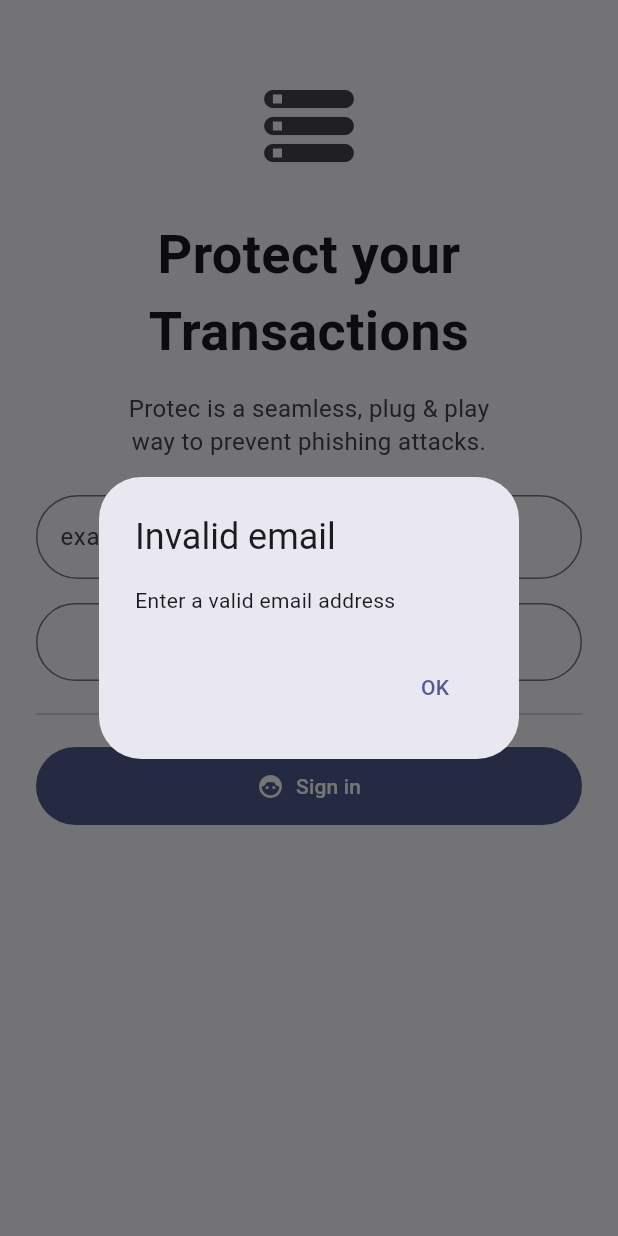
After one commit to pripatelUK/protec, a Flutter app: the AuthScreen screen opened directly, after a tap on "Create account", on a phone screen of 412 x 824 dp. The commit adds this screen. Run offline on Flutter 3.47's test engine with Material 3 defaults, Android fonts, the phone set to English and light mode, and no system bars; our stand-ins replace shared_preferences; missing offline and left inert: mobile_scanner, passkeys; accounts and stored records are empty.

Commit message:
add auth screen

```diff
--- /dev/null
+++ b/mobile_app/lib/screens/auth_screen.dart
@@ -0,0 +1,312 @@
+import 'dart:convert';
+import 'dart:io' show Platform;
+import 'package:flutter/material.dart';
+import 'package:http/http.dart' as http;
+import 'package:passkeys/authenticator.dart';
+import 'package:passkeys/types.dart';
+import 'package:shared_preferences/shared_preferences.dart';
+
+class AuthScreen extends StatefulWidget {
+  const AuthScreen({super.key});
+
+  @override
+  State<AuthScreen> createState() => _AuthScreenState();
+}
+
+class _AuthScreenState extends State<AuthScreen> {
+  final TextEditingController _emailController = TextEditingController();
+  final PasskeyAuthenticator _auth = PasskeyAuthenticator(debugMode: true);
+
+  static const _prefsEmailKey = 'user_email';
+  static const _prefsSessionIdKey = 'session_id';
+  static const _prefsRpcEndpointKey = 'rpc_endpoint';
+
+  bool _busy = false;
+
+  String get _apiBaseHost => (Platform.isAndroid ? '127.0.0.1' : '127.0.0.1');
+  Uri _api(String path) => Uri.parse('http://$_apiBaseHost:3000$path');
+
+  @override
+  void initState() {
+    super.initState();
+    _loadEmail();
+  }
+
+  Future<void> _loadEmail() async {
+    final prefs = await SharedPreferences.getInstance();
+    final saved = prefs.getString(_prefsEmailKey);
+    if (saved != null && saved.isNotEmpty) {
+      _emailController.text = saved;
+    }
+  }
+
+  bool _isValidEmail(String s) {
+    return RegExp(r'^[^@\s]+@[^@\s]+\.[^@\s]+$').hasMatch(s);
+  }
+
+  Future<void> _storeEmail(String email) async {
+    final prefs = await SharedPreferences.getInstance();
+    await prefs.setString(_prefsEmailKey, email);
+  }
+
+  Future<void> _persistSession(String sessionId, String rpcEndpoint) async {
+    final prefs = await SharedPreferences.getInstance();
+    await prefs.setString(_prefsSessionIdKey, sessionId);
+    await prefs.setString(_prefsRpcEndpointKey, rpcEndpoint);
+  }
+
+  Future<bool> _resumeWithToken(String assertionToken) async {
+    try {
+      final res = await http
+          .post(
+            _api('/api/sessions/resume'),
+            headers: {'Content-Type': 'application/json'},
+            body: jsonEncode({'assertion_token': assertionToken}),
+          )
+          .timeout(const Duration(seconds: 10));
+      if (res.statusCode != 200) return false;
+      final j = jsonDecode(res.body) as Map<String, dynamic>;
+      if (j['ok'] == true) {
+        await _persistSession(j['session_id'] as String, j['rpc_endpoint'] as String);
+        return true;
+      }
+      return false;
+    } catch (_) {
+      return false;
+    }
+  }
+
+  Future<void> _register() async {
+    final email = _emailController.text.trim().toLowerCase();
+    if (!_isValidEmail(email)) {
+      await _alert('Invalid email', 'Enter a valid email address');
+      return;
+    }
+    setState(() => _busy = true);
+    try {
+      final startRes = await http
+          .post(
+            _api('/api/passkeys/register/start'),
+            headers: {'Content-Type': 'application/json'},
+            body: jsonEncode({'email': email, 'display_name': email}),
+          )
+          .timeout(const Duration(seconds: 10));
+      if (startRes.statusCode != 200) {
+        await _alert('Error', 'Register/start failed (${startRes.statusCode})');
+        return;
+      }
+      final options = jsonDecode(startRes.body) as Map<String, dynamic>;
+      final pk = (options['publicKey'] as Map<String, dynamic>?) ?? options;
+      final rp = pk['rp'] as Map<String, dynamic>?;
+      final challenge = pk['challenge'] as String;
+
+      final userId = base64Url.encode(utf8.encode(email));
+      final req = RegisterRequestType(
+        challenge: challenge,
+        relyingParty: RelyingPartyType(
+          name: (rp?['name'] as String?) ?? 'Protec',
+          id: (rp?['id'] as String?) ?? _apiBaseHost,
+        ),
+        user: UserType(
+          displayName: email,
+          name: email,
+          id: userId,
+        ),
+        excludeCredentials: const [],
+        pubKeyCredParams: null,
+        timeout: 60000,
+        attestation: 'none',
+      );
+
+      final reg = await _auth.register(req);
+
+      final finishRes = await http
+          .post(
+            _api('/api/passkeys/register/finish'),
+            headers: {'Content-Type': 'application/json'},
+            body: jsonEncode({
+              'email': email,
+              'id': reg.id,
+              'rawId': reg.rawId,
+              'type': 'public-key',
+              'response': {
+                'attestationObject': reg.attestationObject,
+                'clientDataJSON': reg.clientDataJSON,
+              }
+            }),
+          )
+          .timeout(const Duration(seconds: 10));
+      if (finishRes.statusCode == 200) {
+        await _storeEmail(email);
+        await _alert('Account created', 'Passkey registered');
+      } else {
+        await _alert('Error', 'Register/finish failed (${finishRes.statusCode})');
+      }
+    } catch (e) {
+      await _alert('Passkey error', '$e');
+    } finally {
+      if (mounted) setState(() => _busy = false);
+    }
+  }
+
+  Future<void> _signIn() async {
+    setState(() => _busy = true);
+    try {
+      final startRes = await http
+          .post(
+            _api('/api/passkeys/assert/start'),
+            headers: {'Content-Type': 'application/json'},
+            body: jsonEncode({}),
+          )
+          .timeout(const Duration(seconds: 10));
+      if (startRes.statusCode != 200) {
+        await _alert('Error', 'Assert/start failed (${startRes.statusCode})');
+        return;
+      }
+      final requestOptions = jsonDecode(startRes.body) as Map<String, dynamic>;
+      final pk = (requestOptions['publicKey'] as Map<String, dynamic>?) ?? requestOptions;
+      final rpId = pk['rpId'] as String;
+      final challenge = pk['challenge'] as String;
+      final allow = (pk['allowCredentials'] as List<dynamic>? ?? [])
+          .map((e) => e as Map<String, dynamic>)
+          .map((m) => CredentialType(type: 'public-key', id: m['id'] as String, transports: const []))
+          .toList();
+
+      final authReq = AuthenticateRequestType(
+        relyingPartyId: rpId,
+        challenge: challenge,
+        mediation: MediationType.Required,
+        preferImmediatelyAvailableCredentials: false,
+        timeout: 60000,
+        userVerification: 'required',
+        allowCredentials: allow.isEmpty ? null : allow,
+      );
+
+      final assertion = await _auth.authenticate(authReq);
+
+      final finishRes = await http
+          .post(
+            _api('/api/passkeys/assert/finish'),
+            headers: {'Content-Type': 'application/json'},
+            body: jsonEncode({
+              'id': assertion.id,
+              'rawId': assertion.rawId,
+              'type': 'public-key',
+              'response': {
+                'authenticatorData': assertion.authenticatorData,
+                'clientDataJSON': assertion.clientDataJSON,
+                'signature': assertion.signature,
+                'userHandle': assertion.userHandle,
+              }
+            }),
+          )
+          .timeout(const Duration(seconds: 10));
+      if (finishRes.statusCode != 200) {
+        await _alert('Error', 'Assert/finish failed (${finishRes.statusCode})');
+        return;
+      }
+      final j = jsonDecode(finishRes.body) as Map<String, dynamic>;
+      final token = j['assertion_token'] as String?;
+      if (token == null) {
+        await _alert('Error', 'No token returned');
+        return;
+      }
+      final ok = await _resumeWithToken(token);
+      if (!ok) {
+        await _alert('Resume failed', 'Could not establish a session');
+        return;
+      }
+      if (!mounted) return;
+      Navigator.of(context).pushReplacementNamed('/pair');
+    } catch (e) {
+      await _alert('Passkey error', '$e');
+    } finally {
+      if (mounted) setState(() => _busy = false);
+    }
+  }
+
+  Future<void> _alert(String title, String message) async {
+    if (!mounted) return;
+    await showDialog<void>(
+      context: context,
+      builder: (context) => AlertDialog(
+        title: Text(title),
+        content: Text(message),
+        actions: [TextButton(onPressed: () => Navigator.of(context).pop(), child: const Text('OK'))],
+      ),
+    );
+  }
+
+  @override
+  Widget build(BuildContext context) {
+    final theme = Theme.of(context);
+    return Scaffold(
+      body: SafeArea(
+        child: Padding(
+          padding: const EdgeInsets.symmetric(horizontal: 24, vertical: 16),
+          child: Column(
+            crossAxisAlignment: CrossAxisAlignment.center,
+            children: [
+              const SizedBox(height: 32),
+              Icon(Icons.storage_rounded, size: 72, color: theme.colorScheme.onSurfaceVariant),
+              const SizedBox(height: 24),
+              const Text(
+                'Protect your\nTransactions',
+                textAlign: TextAlign.center,
+                style: TextStyle(fontSize: 36, fontWeight: FontWeight.w700),
+              ),
+              const SizedBox(height: 16),
+              Text(
+                'Protec is a seamless, plug & play\nway to prevent phishing attacks.',
+                textAlign: TextAlign.center,
+                style: TextStyle(
+                  fontSize: 16,
+                  color: theme.colorScheme.onSurfaceVariant,
+                  height: 1.35,
+                ),
+              ),
+              const SizedBox(height: 24),
+              TextField(
+                controller: _emailController,
+                keyboardType: TextInputType.emailAddress,
+                autofillHints: const [AutofillHints.email],
+                decoration: const InputDecoration(
+                  hintText: 'example@ithaca.xyz',
+                  border: OutlineInputBorder(borderRadius: BorderRadius.all(Radius.circular(28))),
+                ),
+              ),
+              const SizedBox(height: 16),
+              SizedBox(
+                width: double.infinity,
+                child: OutlinedButton(
+                  onPressed: _busy ? null : _register,
+                  style: OutlinedButton.styleFrom(padding: const EdgeInsets.symmetric(vertical: 16)),
+                  child: Text(_busy ? 'Please wait…' : 'Create account'),
+                ),
+              ),
+              Padding(
+                padding: const EdgeInsets.symmetric(vertical: 12),
+                child: Row(
+                  children: const [
+                    Expanded(child: Divider()),
+                    Padding(padding: EdgeInsets.symmetric(horizontal: 8), child: Text('or')),
+                    Expanded(child: Divider()),
+                  ],
+                ),
+              ),
+              SizedBox(
+                width: double.infinity,
+                child: FilledButton.icon(
+                  onPressed: _busy ? null : _signIn,
+                  icon: const Icon(Icons.face_6_rounded),
+                  label: Text(_busy ? 'Signing in…' : 'Sign in'),
+                  style: FilledButton.styleFrom(padding: const EdgeInsets.symmetric(vertical: 16)),
+                ),
+              ),
+            ],
+          ),
+        ),
+      ),
+    );
+  }
+}
--- a/mobile_app/lib/screens/pairing_screen.dart
+++ b/mobile_app/lib/screens/pairing_screen.dart
@@ -314,7 +314,7 @@
   @override
   Widget build(BuildContext context) {
     return Scaffold(
-      appBar: AppBar(title: const Text('🔐 Transaction Approver')),
+      appBar: AppBar(title: const Text('Pair your device')),
       body: Padding(
         padding: const EdgeInsets.all(16),
         child: ListView(
```
Also changed, not shown: mobile_app/lib/main.dart (+6 -3 lines).
